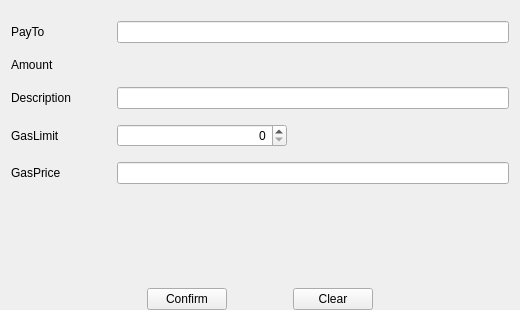
githubzon/qtum, file src/qt/forms/sendtokenpage.ui: the form before one commit.
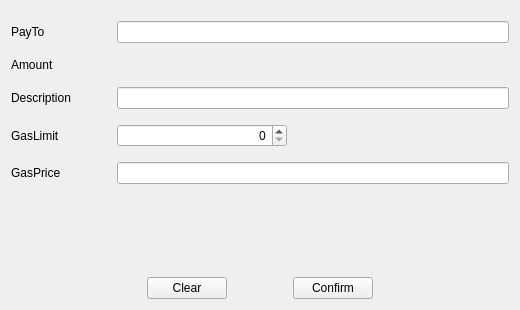
The form after the commit. Custom widgets are drawn as their Qt base class.

Commit message: Update main screens buttons

What changed in the file:
```diff
--- a/src/qt/forms/sendtokenpage.ui
+++ b/src/qt/forms/sendtokenpage.ui
@@ -17,9 +17,6 @@
    <string>Form</string>
   </property>
   <layout class="QVBoxLayout" name="verticalLayout">
-   <property name="bottomMargin">
-    <number>0</number>
-   </property>
    <item>
     <spacer name="verticalSpacer_2">
      <property name="orientation">
@@ -148,9 +145,6 @@
    </item>
    <item>
     <layout class="QHBoxLayout" name="horizontalLayout">
-     <property name="rightMargin">
-      <number>0</number>
-     </property>
      <item>
       <spacer name="horizontalSpacer">
        <property name="orientation">
@@ -168,9 +162,9 @@
       </spacer>
      </item>
      <item>
-      <widget class="QPushButton" name="confirmButton">
+      <widget class="QPushButton" name="clearButton">
        <property name="text">
-        <string>Confirm</string>
+        <string>Clear</string>
        </property>
       </widget>
      </item>
@@ -191,9 +185,9 @@
       </spacer>
      </item>
      <item>
-      <widget class="QPushButton" name="clearButton">
+      <widget class="QPushButton" name="confirmButton">
        <property name="text">
-        <string>Clear</string>
+        <string>Confirm</string>
        </property>
       </widget>
      </item>
```
The commit also changes 19 other files.
